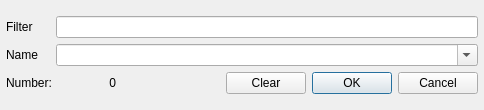
Above: framework/common/QEPVNameSelectDialog.ui from andrewrhyder/epicsqt before the change. Below: the same form after it.
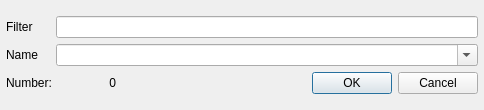
That is the form after the change.

Commit message: QEPVNameSelectDialog - remove unrequired clear button, ensure okay button only available when non-null name specified

What changed in the file:
```diff
--- a/framework/common/QEPVNameSelectDialog.ui
+++ b/framework/common/QEPVNameSelectDialog.ui
@@ -189,19 +189,6 @@
          </property>
         </spacer>
        </item>
-       <item>
-        <widget class="QPushButton" name="clearButton">
-         <property name="minimumSize">
-          <size>
-           <width>80</width>
-           <height>0</height>
-          </size>
-         </property>
-         <property name="text">
-          <string>Clear</string>
-         </property>
-        </widget>
-       </item>
        <item>
         <widget class="QDialogButtonBox" name="buttonBox">
          <property name="standardButtons">
```
The commit also changes 2 other files.
